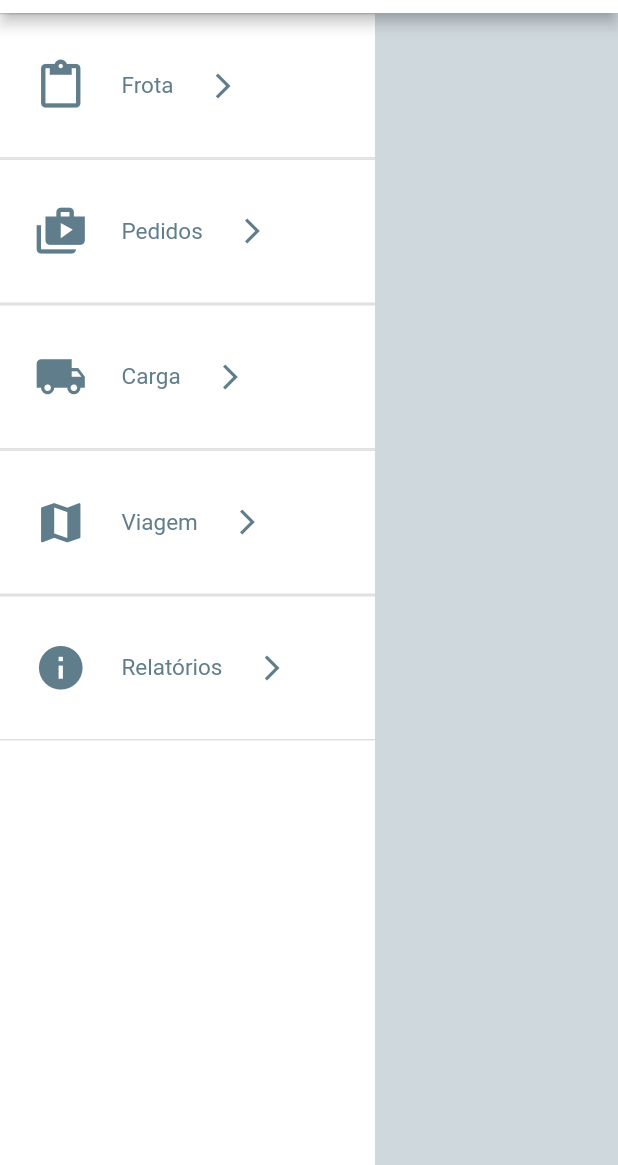
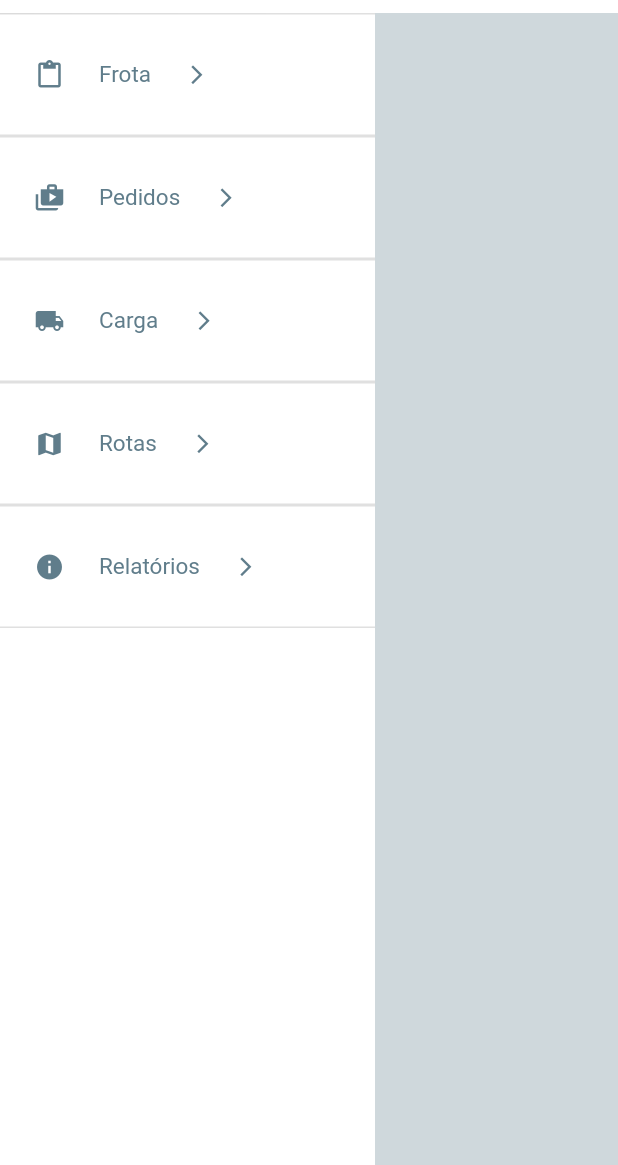
Before and after one commit to VandreiMP/smartlog, a Flutter app: the screen it shows after launch, on a phone screen of 412 x 824 dp, the part 71-1236 px from its top. Run offline on Flutter 3.47's test engine with Material 2 defaults, Android fonts, the phone set to English and light mode, and no system bars; our stand-ins replace google_fonts.

Commit message:
Commit 2

```diff
--- a/lib/Components/body.dart
+++ b/lib/Components/body.dart
@@ -9,6 +9,7 @@ class _BodyState extends State<Body> {
   @override
   Widget build(BuildContext context) {
     return Container(
+      color: Colors.red,
       alignment: Alignment.center,
     );
   }
--- a/lib/Components/menu/itemMenu.dart
+++ b/lib/Components/menu/itemMenu.dart
@@ -33,7 +33,7 @@ class ItemMenu extends StatelessWidget {
                 child: Icon(
                   icon,
                   color: Colors.blueGrey,
-                  size: 35,
+                  size: 20,
                 ),
               ),
               Padding(
@@ -51,7 +51,7 @@ class ItemMenu extends StatelessWidget {
                 child: Icon(
                   arrowIcon,
                   color: Colors.blueGrey,
-                  size: 20,
+                  size: 15,
                 ),
               ),
             ],
--- a/lib/Components/menu/menu.dart
+++ b/lib/Components/menu/menu.dart
@@ -1,15 +1,9 @@
 import 'package:flutter/material.dart';
 import 'package:smartlogproject/Components/menu/itemMenu.dart';
 
-class Menu extends StatefulWidget {
+class Menu extends StatelessWidget {
   const Menu({Key key}) : super(key: key);
 
-  @override
-  _MenuState createState() => _MenuState();
-}
-
-class _MenuState extends State<Menu> {
-  @override
   Widget build(BuildContext context) {
     return Container(
       color: Colors.white,
@@ -42,9 +36,9 @@ class _MenuState extends State<Menu> {
           ),
           ItemMenu(
             icon: Icons.map,
-            title: 'Viagem',
+            title: 'Rotas',
             onPress: () {
-              print('Cliquei viagem');
+              print('Cliquei rotas');
             },
             arrowIcon: Icons.arrow_forward_ios,
           ),
--- a/lib/main.dart
+++ b/lib/main.dart
@@ -1,6 +1,8 @@
 import 'package:flutter/material.dart';
+import 'Components/login.dart';
 import 'Components/body.dart';
 import 'Components/menu/menu.dart';
+import 'package:google_fonts/google_fonts.dart';
 
 void main() => runApp(Main());
 
@@ -12,15 +14,17 @@ class Main extends StatelessWidget {
       home: Scaffold(
         backgroundColor: Colors.blueGrey[100],
         appBar: AppBar(
+          elevation: 0.1,
           backgroundColor: Colors.white,
-            title: Text('SmartLog', style: TextStyle(color: Colors.deepPurple),),
+          title: Text(
+            'SmartLog',
+            style: TextStyle(color: Colors.deepPurple),
+          ),
         ),
         body: Row(
-            children: <Widget>[
-              Menu(),
-              Body()
-            ],
+          children: <Widget>[Menu(), Body()],
         ),
-        ));
+      ),
+    );
   }
 }
--- a/pubspec.yaml
+++ b/pubspec.yaml
@@ -21,6 +21,8 @@ dependencies:
     sdk: flutter
 
   font_awesome_flutter: ^8.5.0
+
+  google_fonts: ^0.3.9
 
   # The following adds the Cupertino Icons font to your application.
   # Use with the CupertinoIcons class for iOS style icons.
```
Also changed, not shown: lib/Components/login.dart (added, +30 -0 lines), pubspec.lock, 4 other files. Lines whose indentation alone changed are shown as unchanged.
